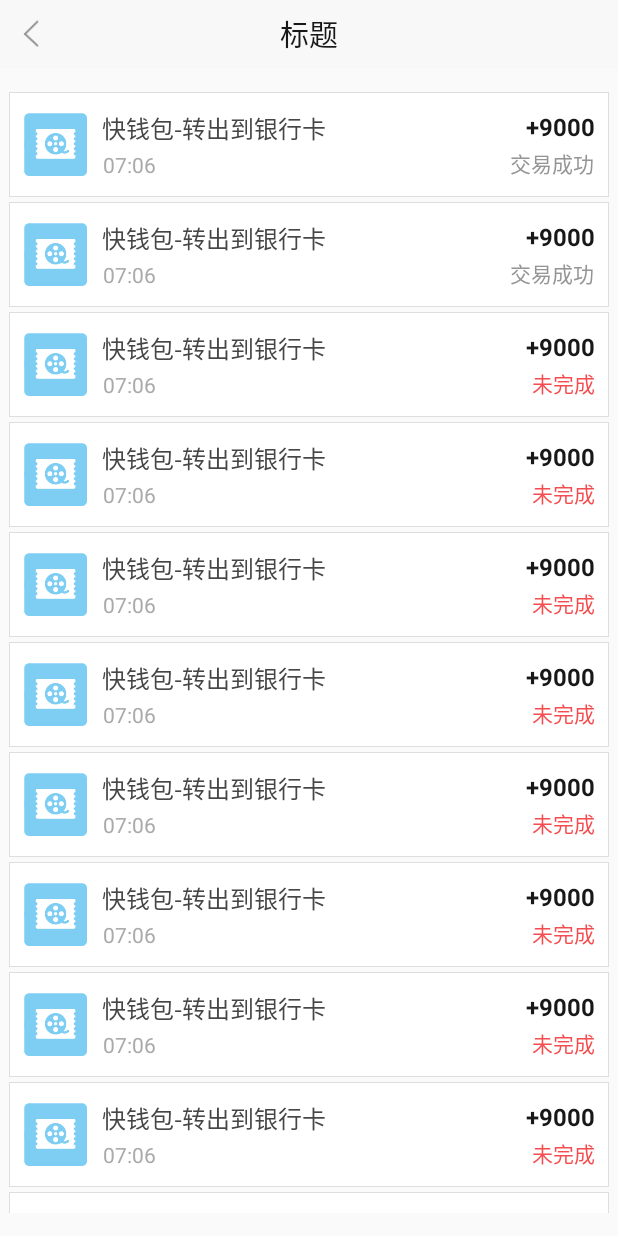
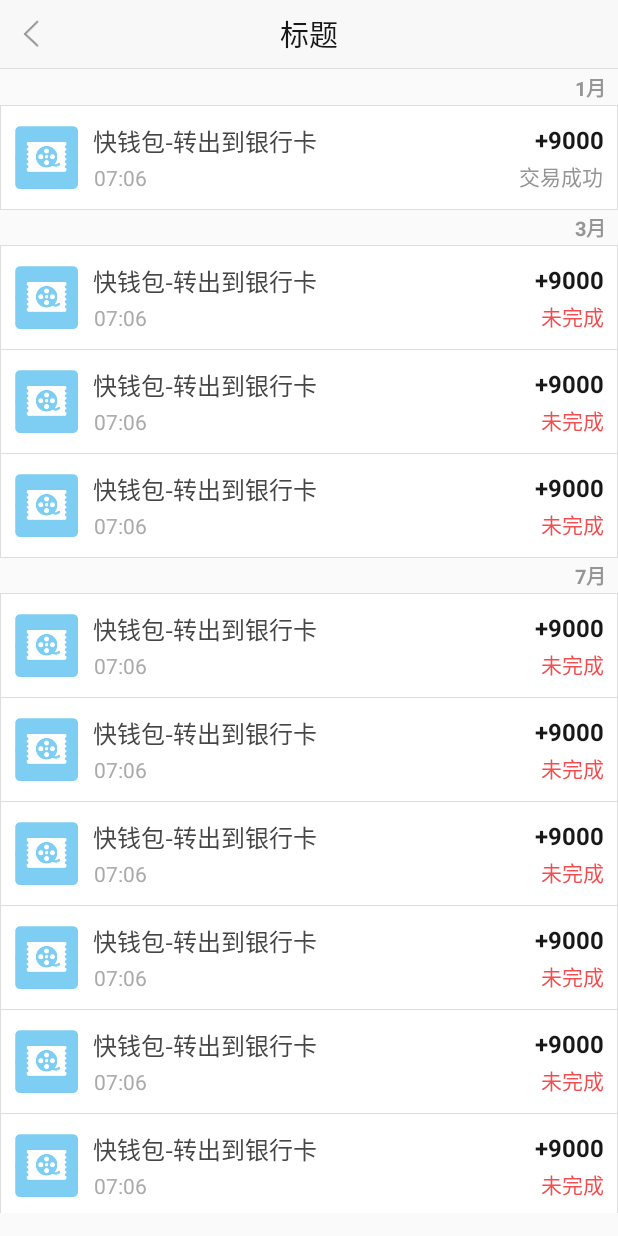
Before and after one commit to xinyujauchou/Kuaiqian-UIKit, an Android app: the BillListActivity screen opened directly, with no data from a screen before it, on a phone screen of 412 x 824 dp. Run offline under Robolectric (Android 15) with nearby library versions, the phone set to English and light mode, and no system bars.

Commit message:
修改整体风格

```diff
--- a/app/src/main/java/uikitcom/chaowang/uikit/BillListActivity.java
+++ b/app/src/main/java/uikitcom/chaowang/uikit/BillListActivity.java
@@ -2,10 +2,13 @@ package uikitcom.chaowang.uikit;
 
 import android.support.v7.app.AppCompatActivity;
 import android.os.Bundle;
+import android.view.LayoutInflater;
 import android.view.View;
 import android.view.ViewGroup;
 import android.widget.BaseAdapter;
 import android.widget.ListView;
+import android.widget.RelativeLayout;
+import android.widget.TextView;
 
 import uikitcom.chaowang.uikit.widget.ListItemLayout;
 
@@ -41,6 +44,12 @@ public class BillListActivity extends AppCompatActivity {
 
         @Override
         public View getView(int position, View convertView, ViewGroup parent) {
+            if(position == 0 || position == 2 || position == 6 || position == 13){
+                View divider = LayoutInflater.from(BillListActivity.this)
+                        .inflate(R.layout.item_time_divider, null);
+                ((TextView)divider.findViewById(R.id.tv_time)).setText((position + 1)+"月");
+                return divider;
+            }else{
                 boolean isDone = position/2 == 0;
                 String status = isDone ? "交易成功" : "未完成";
                 ListItemLayout listItemLayout = new ListItemLayout(BillListActivity.this);
@@ -50,5 +59,7 @@ public class BillListActivity extends AppCompatActivity {
                 listItemLayout.setStatus(status, isDone);
                 return listItemLayout;
             }
+
         }
     }
+}
--- a/app/src/main/java/uikitcom/chaowang/uikit/widget/FormInputView.java
+++ b/app/src/main/java/uikitcom/chaowang/uikit/widget/FormInputView.java
@@ -63,7 +63,7 @@ public class FormInputView  extends RelativeLayout {
         et_value.setHint(mHint);
         et_value.setText(mContent);
         if(mMode == Mode.SELECT){  //此模式下改变EditText字体大小
-            et_value.setTextSize(TypedValue.COMPLEX_UNIT_PX, getResources().getDimensionPixelSize(R.dimen.dp_15));
+            et_value.setTextSize(TypedValue.COMPLEX_UNIT_PX, getResources().getDimensionPixelSize(R.dimen.dp_16));
             et_value.setEnabled(false);
             et_value.setPadding(getPaddingLeft(), getPaddingTop(), 0, getPaddingBottom());
             findViewById(R.id.iv_arrow).setVisibility(View.VISIBLE); //箭头设置为可见
--- a/app/src/main/res/drawable/red_corners_stroke.xml
+++ b/app/src/main/res/drawable/red_corners_stroke.xml
@@ -1,7 +1,7 @@
 <?xml version="1.0" encoding="UTF-8"?>
 <shape xmlns:android="http://schemas.android.com/apk/res/android" >
 
-    <solid android:color="@color/white"/>
+    <solid android:color="@color/transparent"/>
 
     <corners
         android:topLeftRadius="8px"
--- a/app/src/main/res/drawable/red_corners_stroke_press.xml
+++ b/app/src/main/res/drawable/red_corners_stroke_press.xml
@@ -1,7 +1,7 @@
 <?xml version="1.0" encoding="UTF-8"?>
 <shape xmlns:android="http://schemas.android.com/apk/res/android" >
 
-    <solid android:color="@color/white_press_color"/>
+    <solid android:color="@color/secondory_press_color"/>
 
     <corners
         android:topLeftRadius="8px"
--- a/app/src/main/res/layout/activity_bill_list.xml
+++ b/app/src/main/res/layout/activity_bill_list.xml
@@ -10,17 +10,19 @@
         android:id="@+id/toolbar"
         layout="@layout/base_toolbar" />
 
+    <View
+        android:id="@+id/topLine"
+        android:layout_width="match_parent"
+        android:layout_height="1px"
+        android:layout_below="@id/toolbar"
+        android:background="@color/divider_color"/>
+
     <ListView
         android:id="@+id/listview"
         android:layout_width="match_parent"
         android:layout_height="match_parent"
-        android:layout_below="@id/toolbar"
-        android:layout_marginTop="@dimen/dp_16"
-        android:layout_marginLeft="@dimen/dp_6"
-        android:layout_marginRight="@dimen/dp_6"
+        android:layout_below="@id/topLine"
         android:scrollbars="none"
-        android:cacheColorHint="@color/transparent"
-        android:dividerHeight="3dp"
         android:divider="@color/transparent"/>
 
 </RelativeLayout>
--- /dev/null
+++ b/app/src/main/res/layout/item_time_divider.xml
@@ -0,0 +1,19 @@
+<?xml version="1.0" encoding="utf-8"?>
+<RelativeLayout xmlns:android="http://schemas.android.com/apk/res/android"
+    android:layout_width="match_parent"
+    android:layout_height="match_parent"
+    android:paddingTop="@dimen/dp_2"
+    android:paddingBottom="@dimen/dp_2"
+    android:paddingRight="@dimen/dp_8">
+
+    <TextView
+        android:id="@+id/tv_time"
+        android:layout_width="wrap_content"
+        android:layout_height="wrap_content"
+        android:layout_alignParentRight="true"
+        android:textSize="@dimen/dp_13"
+        android:textColor="@color/tip_color"
+        android:text="9月"
+        android:textStyle="bold"/>
+
+</RelativeLayout>
--- a/app/src/main/res/values/colors.xml
+++ b/app/src/main/res/values/colors.xml
@@ -20,6 +20,7 @@
     <color name="transparent">#00000000</color>
     <color name="white">#ffffff</color>
     <color name="white_press_color">#f0f0f0</color>
+    <color name="secondory_press_color">#33000000</color>
     <color name="login_disable">#4cffffff</color>
 
     <color name="colorPrimary">#3F51B5</color>
```
Also changed, not shown: app/src/main/res/layout/activity_form.xml (+15 -1 lines), app/src/main/res/layout/activity_kinds_of_button.xml (+20 -4 lines), app/src/main/res/layout/activity_trade_info.xml (+25 -3 lines). Lines whose indentation alone changed are shown as unchanged.
